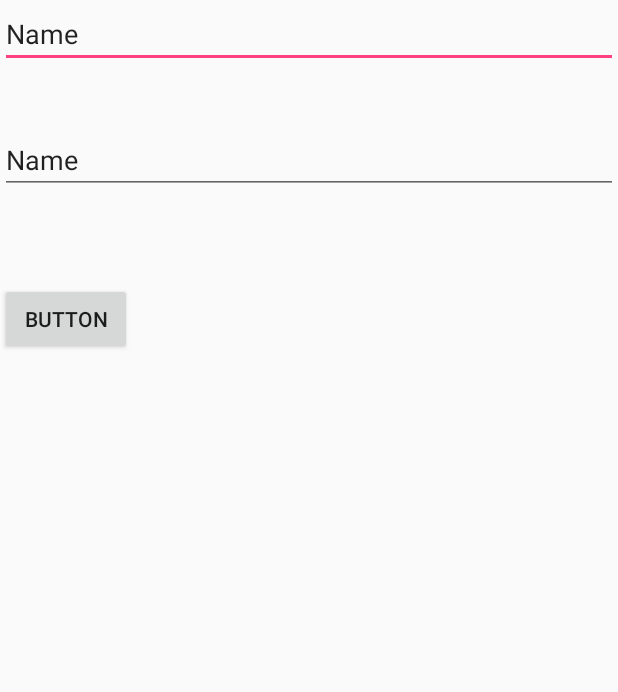
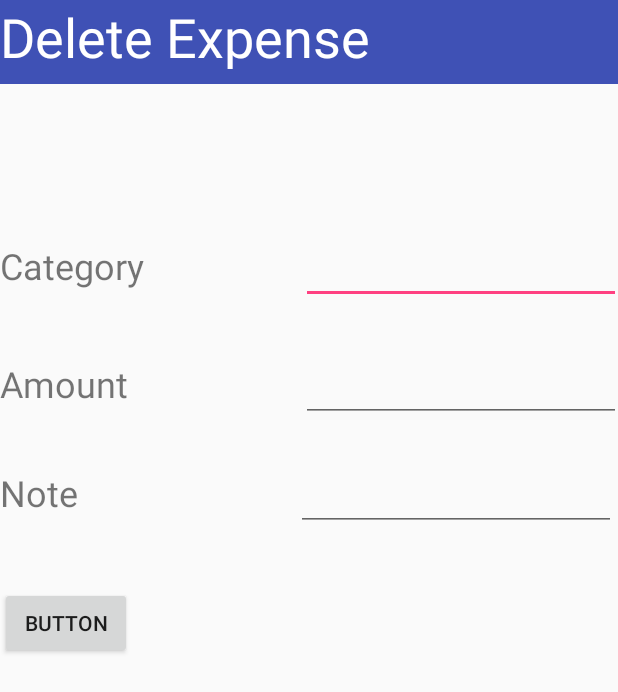
Before and after one commit to ben10nyson/manageexpensedelta, an Android app: the Update_AddExpense screen opened directly, with no data from a screen before it, on a phone screen of 412 x 824 dp. Shown: the top 692 px of the screen. Run offline under Robolectric (Android 15) with nearby library versions, the phone set to English and light mode, and no system bars.

Commit message:
Did delete expense thing using note, tried to put blue bar on delete expense activity, solved problem of clicking button in delete expense and now would be redirected to front page directly

```diff
--- a/app/src/main/java/com/example/jasper/manageexpense/Update_AddExpense.java
+++ b/app/src/main/java/com/example/jasper/manageexpense/Update_AddExpense.java
@@ -1,34 +1,27 @@
 package com.example.jasper.manageexpense;
 
 import android.app.Activity;
-import android.app.AlertDialog;
-import android.app.DatePickerDialog;
-import android.app.Dialog;
-import android.content.DialogInterface;
-import android.database.sqlite.SQLiteDatabase;
+import android.app.Fragment;
+import android.app.FragmentTransaction;
+import android.content.Context;
+import android.content.Intent;
 import android.os.Bundle;
+import android.support.v7.app.AppCompatActivity;
 import android.view.View;
-import android.widget.AdapterView;
-import android.widget.ArrayAdapter;
+import android.view.inputmethod.InputMethodManager;
 import android.widget.Button;
-import android.widget.DatePicker;
 import android.widget.EditText;
-import android.widget.ListView;
-import android.widget.Spinner;
 import android.widget.TextView;
-import android.widget.Toast;
-
-import java.util.Calendar;
-import java.util.List;
 
 /**
  * Created by Techsoft - 001 on 4/25/2017.
  */
 
 
-public class Update_AddExpense extends Activity{
+public class Update_AddExpense extends AppCompatActivity{
 
-    EditText t,tt;
+    EditText t,tt,ttt;
+    TextView yyy;
     Button b;
     @Override
     protected void onCreate(Bundle savedInstanceState) {
@@ -38,6 +31,8 @@ public class Update_AddExpense extends Activity{
        // listView = (ListView) findViewById(R.id.listView_edit_expense);
         t=(EditText)findViewById(R.id.editText3) ;
         tt=(EditText)findViewById(R.id.editText8) ;
+        ttt=(EditText)findViewById(R.id.editText) ;
+        yyy=(TextView) findViewById(R.id.textView4) ;
         b = (Button) findViewById(R.id.button);
 
 
@@ -47,10 +42,27 @@ public class Update_AddExpense extends Activity{
             public void onClick(View v) {
                 String g=t.getText().toString();
                 String h=tt.getText().toString();
+                String hh=ttt.getText().toString();
+
+                InputMethodManager imm = (InputMethodManager)
+                        getSystemService(Context.INPUT_METHOD_SERVICE);
+                imm.hideSoftInputFromWindow(t.getWindowToken(), 0);
+                InputMethodManager immm = (InputMethodManager)
+                        getSystemService(Context.INPUT_METHOD_SERVICE);
+                immm.hideSoftInputFromWindow(tt.getWindowToken(), 0);
+                InputMethodManager imnm = (InputMethodManager)
+                        getSystemService(Context.INPUT_METHOD_SERVICE);
+                imnm.hideSoftInputFromWindow(ttt.getWindowToken(), 0);
                // int jg=Integer.parseInt(g);
                 DBHelper db = new DBHelper(getApplicationContext());
 
-               int gg=db.deleteAddCategory(h,g);
+               int gg=db.deleteAddCategory(h,g,hh);
+                                               startActivity(new Intent(getApplicationContext(), MainActivity.class));
+                /*Graph_all fragment = new Graph_all();
+                android.support.v4.app.FragmentTransaction fragmentTransaction = getSupportFragmentManager().beginTransaction();
+                fragmentTransaction.replace(R.id.frame, fragment, "Graphs");
+                fragmentTransaction.commit();*/
+
 
 
             }
--- a/app/src/main/res/layout/edit_expense.xml
+++ b/app/src/main/res/layout/edit_expense.xml
@@ -4,35 +4,116 @@
     android:layout_height="match_parent"
     android:orientation="vertical">
 
+    <android.support.v7.widget.Toolbar
+        android:id="@+id/toolbar3"
+        android:layout_width="match_parent"
+        android:layout_height="wrap_content"
+        android:layout_alignWithParentIfMissing="true"
+        android:layout_alignParentLeft="true"
+        android:layout_alignParentRight="true"
+        android:layout_alignParentBottom="false"
+        android:layout_centerHorizontal="true"
+        android:layout_marginStart="0dp"
+        android:layout_marginLeft="0dp"
+        android:layout_marginEnd="0dp"
+        android:layout_marginRight="0dp"
+        android:layout_marginBottom="0dp"
+        android:background="?attr/colorPrimary"
+        android:minHeight="?attr/actionBarSize"
+        android:theme="?attr/actionBarTheme" />
+
     <EditText
         android:id="@+id/editText3"
         android:layout_width="wrap_content"
         android:layout_height="wrap_content"
-        android:layout_alignParentLeft="true"
         android:layout_alignParentTop="true"
         android:layout_alignParentRight="true"
+        android:layout_marginTop="157dp"
+        android:layout_marginRight="-2dp"
         android:ems="10"
-        android:inputType="textPersonName"
-        android:text="Name" />
+        android:inputType="textPersonName" />
 
     <EditText
         android:id="@+id/editText8"
-        android:layout_width="match_parent"
+        android:layout_width="wrap_content"
         android:layout_height="wrap_content"
+        android:layout_alignWithParentIfMissing="true"
         android:layout_below="@id/editText3"
+        android:layout_alignRight="@id/editText3"
         android:layout_alignParentTop="true"
         android:layout_alignParentBottom="false"
-        android:layout_marginTop="84dp"
+        android:layout_centerInParent="true"
+        android:layout_marginTop="236dp"
         android:ems="10"
-        android:inputType="textPersonName"
-        android:text="Name" />
+        android:inputType="textPersonName" />
+
+    <EditText
+        android:id="@+id/editText"
+        android:layout_width="wrap_content"
+        android:layout_height="wrap_content"
+        android:layout_below="@id/editText8"
+        android:layout_alignParentTop="false"
+        android:layout_alignParentRight="true"
+        android:layout_alignParentBottom="false"
+        android:layout_centerVertical="true"
+        android:layout_marginTop="27dp"
+        android:layout_marginRight="1dp"
+        android:ems="10"
+        android:inputType="textPersonName" />
 
     <Button
         android:id="@+id/button"
         android:layout_width="wrap_content"
         android:layout_height="wrap_content"
-        android:layout_below="@id/editText8"
-        android:layout_marginTop="59dp"
+        android:layout_below="@id/editText"
+        android:layout_alignParentLeft="false"
+        android:layout_alignParentTop="false"
+        android:layout_alignParentRight="false"
+        android:layout_alignParentBottom="false"
+        android:layout_marginTop="37dp"
         android:text="Button" />
 
+    <TextView
+        android:id="@+id/textView4"
+        android:layout_width="match_parent"
+        android:layout_height="wrap_content"
+        android:layout_alignWithParentIfMissing="false"
+        android:layout_alignParentLeft="true"
+        android:layout_alignParentRight="true"
+        android:layout_alignParentBottom="false"
+        android:layout_centerHorizontal="true"
+        android:layout_marginLeft="0dp"
+        android:layout_marginRight="0dp"
+        android:text="Delete Expense"
+        android:textColor="@android:color/white"
+        android:textSize="36sp" />
+
+    <TextView
+        android:id="@+id/textView5"
+        android:layout_width="wrap_content"
+        android:layout_height="wrap_content"
+        android:layout_alignBaseline="@id/editText3"
+        android:layout_alignParentLeft="false"
+        android:layout_alignParentTop="false"
+        android:layout_alignParentRight="false"
+        android:layout_alignParentBottom="false"
+        android:text="Category"
+        android:textSize="24sp" />
+
+    <TextView
+        android:id="@+id/textView7"
+        android:layout_width="wrap_content"
+        android:layout_height="wrap_content"
+        android:layout_alignBaseline="@id/editText8"
+        android:text="Amount"
+        android:textSize="24sp" />
+
+    <TextView
+        android:id="@+id/textView16"
+        android:layout_width="wrap_content"
+        android:layout_height="wrap_content"
+        android:layout_alignBaseline="@id/editText"
+        android:text="Note"
+        android:textSize="24sp" />
+
 </RelativeLayout>
```
Also changed, not shown: app/src/main/java/com/example/jasper/manageexpense/DBHelper.java (+12 -123 lines), app/src/main/java/com/example/jasper/manageexpense/ListView_Adapter.java (deleted, +0 -49 lines), app/src/main/java/com/example/jasper/manageexpense/ListView_List.java (deleted, +0 -32 lines), app/src/main/java/com/example/jasper/manageexpense/List_All.java (deleted, +0 -51 lines), app/src/main/java/com/example/jasper/manageexpense/List_All_Adapter.java (deleted, +0 -62 lines), app/src/main/java/com/example/jasper/manageexpense/MainActivity.java (+4 -18 lines), app/src/main/java/com/example/jasper/manageexpense/TabHistory_week.java (deleted, +0 -44 lines), app/src/main/res/layout/listview_name.xml (deleted, +0 -25 lines), 84 other files.
